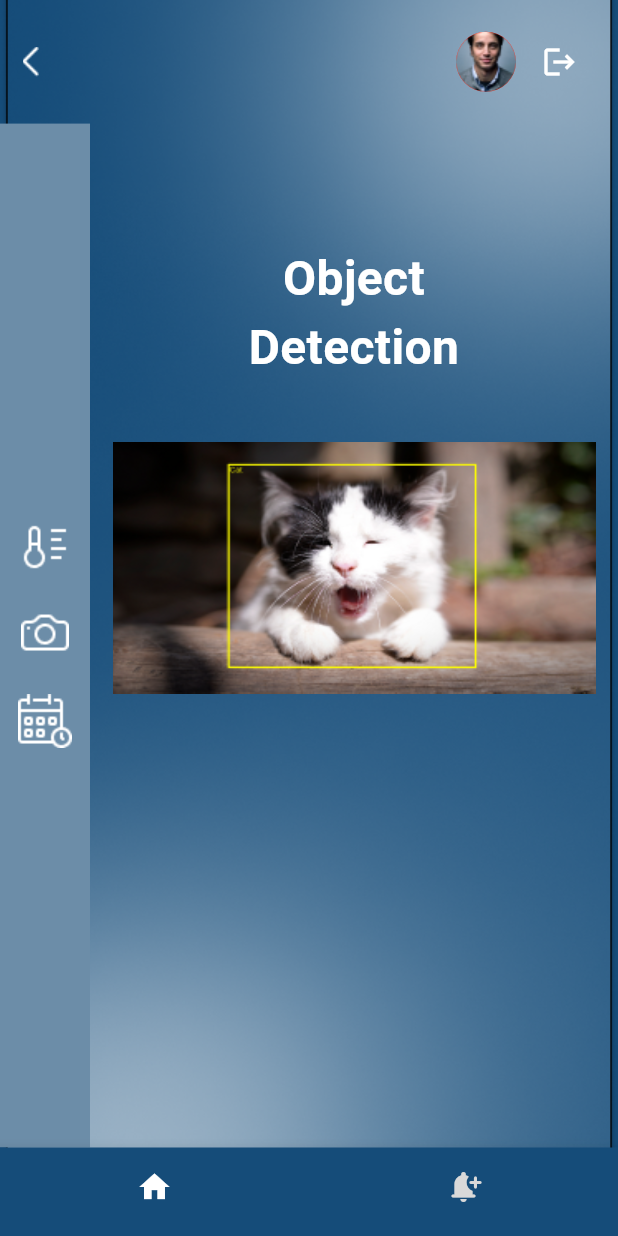
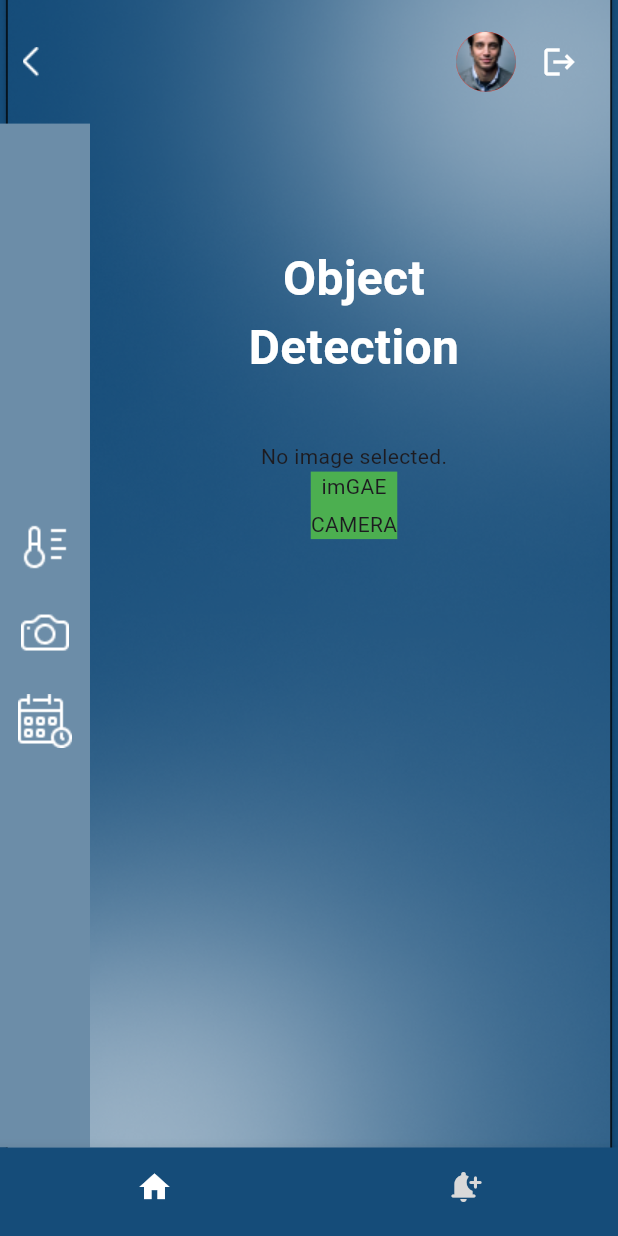
Before and after one commit to uroojmajid2000/smartpetfeeder, a Flutter app: the CameraScreen screen opened by its route, on a phone screen of 412 x 824 dp. Run offline on Flutter 3.47's test engine with Material 3 defaults, Android fonts, the light colour scheme and no system bars; our stand-ins replace fluttertoast, get, image_picker, table_calendar; missing offline and left inert: simple_table_calendar, time_picker_spinner_pop_up; Roboto replaces fonts that are missing (Montserrat).

Commit message:
updated code

```diff
--- a/lib/view/camerascreen/camera_screen.dart
+++ b/lib/view/camerascreen/camera_screen.dart
@@ -1,8 +1,14 @@
 import 'package:flutter/material.dart';
+import 'package:flutter/widgets.dart';
 import 'package:get/get.dart';
 import 'package:smart_pet_feeder/res/components/notification_widget.dart';
 import 'package:smart_pet_feeder/res/routes/routes_name.dart';
 import 'package:smart_pet_feeder/view/Signup/signup_controller.dart';
+import 'dart:io';
+
+import 'package:flutter/foundation.dart';
+import 'package:flutter/material.dart';
+import 'package:image_picker/image_picker.dart';
 
 class CameraScreen extends StatefulWidget {
   const CameraScreen({super.key});
@@ -20,6 +26,36 @@ class _CameraScreenState extends State<CameraScreen> {
     setState(() {
       _selectedIndex = index;
     });
+  }
+
+  XFile? _imageFile;
+  final ImagePicker _picker = ImagePicker();
+
+  Future<void> _pickImage(ImageSource source) async {
+    try {
+      final XFile? pickedFile = await _picker.pickImage(source: source);
+      setState(() {
+        _imageFile = pickedFile;
+      });
+    } catch (e) {
+      setState(() {
+        _imageFile = null;
+      });
+    }
+  }
+
+  Widget _buildImageContainer() {
+    if (_imageFile == null) {
+      return const Center(child: Text('No image selected.'));
+    } else {
+      return kIsWeb
+          ? Container(
+              height: 168, width: 400, child: Image.network(_imageFile!.path))
+          : Container(
+              height: 168,
+              width: 400,
+              child: Image.file(File(_imageFile!.path)));
+    }
   }
 
   Widget _getBody() {
@@ -56,17 +92,54 @@ class _CameraScreenState extends State<CameraScreen> {
           padding: const EdgeInsets.symmetric(horizontal: 15),
           child: Column(
             children: [
+              // Container(
+              //   height: 168,
+              //   decoration: BoxDecoration(
+              //     // color: Colors.amber,
+              //     image: DecorationImage(
+              //       image: AssetImage("assets/images/cat_image.png"),
+
+              //       // NetworkImage(
+              //       //     "https://via.placeholder.com/292x168"),
+              //       fit: BoxFit.fill,
+              //     ),
+              //   ),
+              // )
+
+              _buildImageContainer(),
+
+              // FloatingActionButton(
+              //   onPressed: () => _pickImage(ImageSource.gallery),
+              //   heroTag: 'gallery',
+              //   tooltip: 'Pick Image from Gallery',
+              //   child: const Icon(Icons.photo),
+              // ),
+              // const SizedBox(height: 16),
+              // FloatingActionButton(
+              //   onPressed: () => _pickImage(ImageSource.camera),
+              //   heroTag: 'camera',
+              //   tooltip: 'Take a Photo',
+              //   child: const Icon(Icons.camera_alt),
+              // ),
+
               Container(
-                height: 168,
-                decoration: BoxDecoration(
-                  // color: Colors.amber,
-                  image: DecorationImage(
-                    image: AssetImage("assets/images/cat_image.png"),
-
-                    // NetworkImage(
-                    //     "https://via.placeholder.com/292x168"),
-                    fit: BoxFit.fill,
-                  ),
+                color: Colors.green,
+                child: Column(
+                  children: [
+                    GestureDetector(
+                        onTap: () {
+                          _pickImage(ImageSource.gallery);
+                        },
+                        child: Text("imGAE")),
+                    SizedBox(
+                      height: 5,
+                    ),
+                    GestureDetector(
+                        onTap: () {
+                          _pickImage(ImageSource.camera);
+                        },
+                        child: Text("CAMERA")),
+                  ],
                 ),
               )
             ],
@@ -166,7 +239,7 @@ class _CameraScreenState extends State<CameraScreen> {
                             SizedBox(
                               width: 5,
                             ),
-                           _isLoggingOut
+                            _isLoggingOut
                                 ? CircularProgressIndicator(
                                     color: Colors.white,
                                   )
--- a/pubspec.yaml
+++ b/pubspec.yaml
@@ -42,6 +42,7 @@ dependencies:
   simple_table_calendar: ^0.0.1
   table_calendar: ^3.0.9
   time_picker_spinner_pop_up: ^1.5.0
+  image_picker: ^1.1.2
 
 dev_dependencies:
   flutter_test:
```
Also changed, not shown: pubspec.lock, 5 other files.
